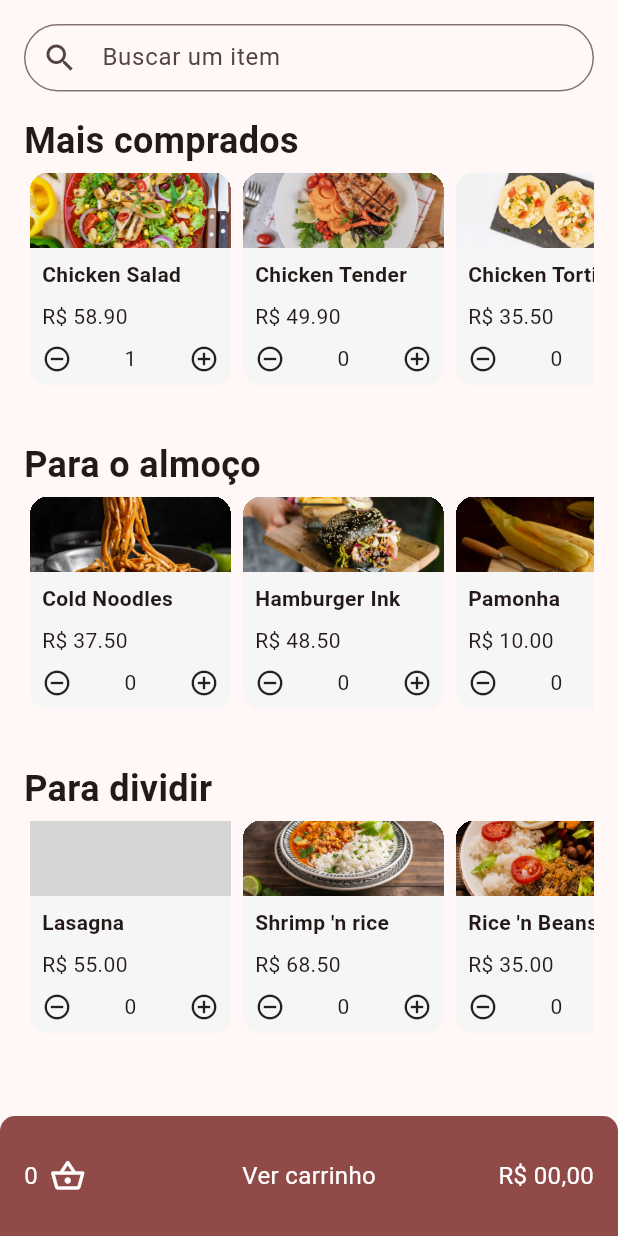
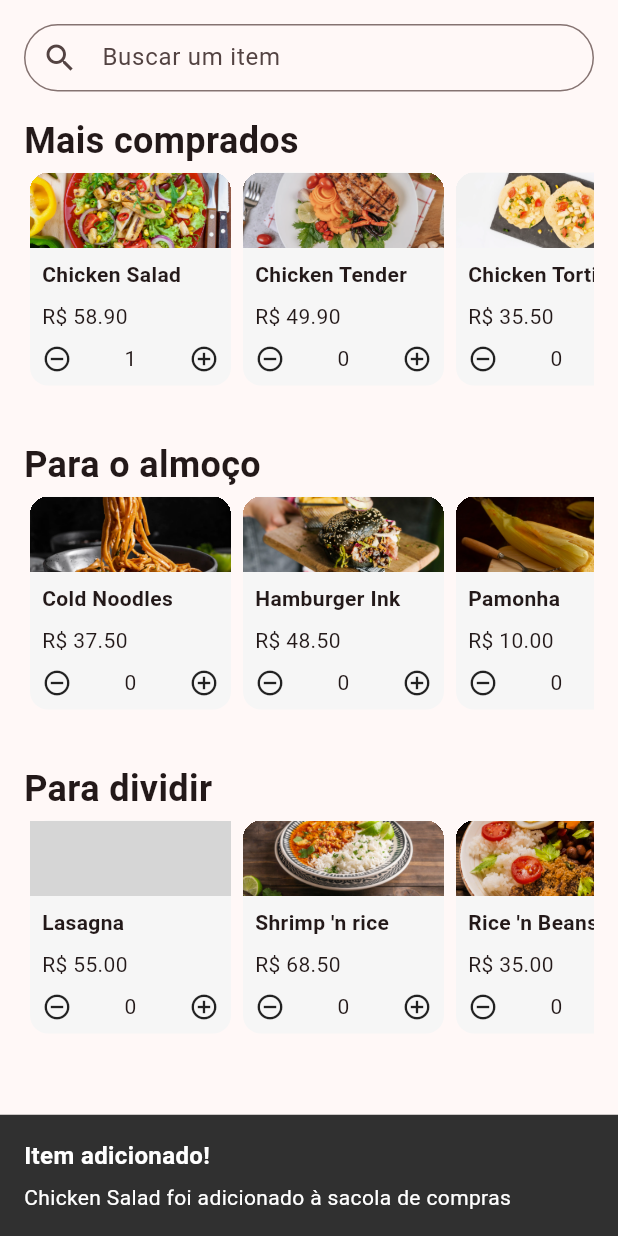
Before and after one commit to matheus-liber/ristorante_pannuci_new, a Flutter app: the screen it shows after launch, after a tap on the "add circle outline" icon, on a phone screen of 412 x 824 dp. Run offline on Flutter 3.47's test engine with Material 3 defaults, Android fonts, the phone set to English and light mode, and no system bars; our stand-ins replace get; grey boxes are pictures that could not be loaded.

Commit message:
implementing snackbar

```diff
--- a/lib/components/cartao/cartao.dart
+++ b/lib/components/cartao/cartao.dart
@@ -1,6 +1,7 @@
 import 'package:flutter/material.dart';
 import 'package:get/get.dart';
 import 'package:panucci_delivery/components/cartao/cartao_controller.dart';
+import 'package:panucci_delivery/utils/sbackbars.dart';
 
 import '../../models/item.dart';
 
@@ -60,8 +61,11 @@ class _CartaoState extends State<Cartao> {
                       InkWell(
                         borderRadius: BorderRadius.circular(20),
                         onTap: () {
-                          controller.decrement();
-                          },
+                          if (controller.counter > 0) {
+                            controller.decrement();
+                            AppSnackbars.getRemoveItem(widget.item);
+                          }
+                        },
                         child: const Icon(
                           Icons.remove_circle_outline,
                           size: 20,
@@ -72,6 +76,7 @@ class _CartaoState extends State<Cartao> {
                         borderRadius: BorderRadius.circular(20),
                         onTap: () {
                           controller.increment();
+                          AppSnackbars.getAddItem(widget.item);
                         },
                         child: const Icon(
                           Icons.add_circle_outline,
--- a/lib/components/cartao/cartao_controller.dart
+++ b/lib/components/cartao/cartao_controller.dart
@@ -4,9 +4,7 @@ class CartaoController extends GetxController {
   var counter = 0.obs;
 
   void decrement() {
-    if(counter > 0) {
-      counter--;
-    }
+    counter--;
   }
 
   void increment() {
--- a/lib/main.dart
+++ b/lib/main.dart
@@ -1,4 +1,5 @@
 import 'package:flutter/material.dart';
+import 'package:get/get.dart';
 import 'package:panucci_delivery/screens/home.dart';
 
 void main() {
@@ -10,7 +11,7 @@ class PanucciDelivery extends StatelessWidget {
 
   @override
   Widget build(BuildContext context) {
-    return MaterialApp(
+    return GetMaterialApp(
       theme: ThemeData.from(
           colorScheme: ColorScheme.fromSeed(
             seedColor: const Color.fromARGB(255, 255, 83, 83),
--- /dev/null
+++ b/lib/utils/sbackbars.dart
@@ -0,0 +1,19 @@
+import 'package:get/get.dart';
+import 'package:panucci_delivery/models/item.dart';
+
+class AppSnackbars {
+  static getAddItem(Item item) {
+    return Get.showSnackbar(GetSnackBar(
+      title: 'Item adicionado!',
+      message: '${item.nome} foi adicionado à sacola de compras',
+      duration: const Duration(seconds: 2),
+    ));
+  }
+  static getRemoveItem(Item item) {
+    return Get.showSnackbar(GetSnackBar(
+      title: 'Item removido!',
+      message: '${item.nome} foi removido da sacola de compras',
+      duration: const Duration(seconds: 2),
+    ));
+  }
+}
```
